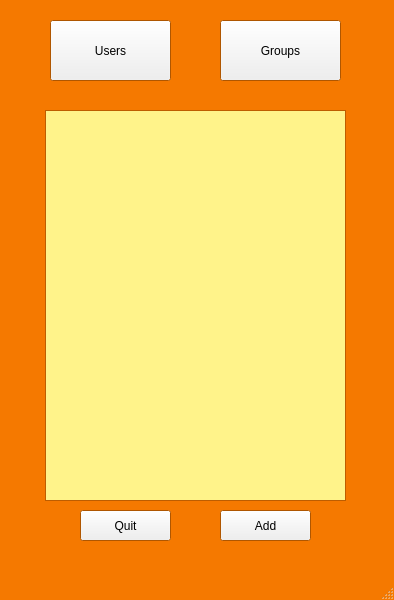
Old version of the form clientGUI/contactswindow.ui in the repository lukasz1303/Gadu-Gadu-SK2.
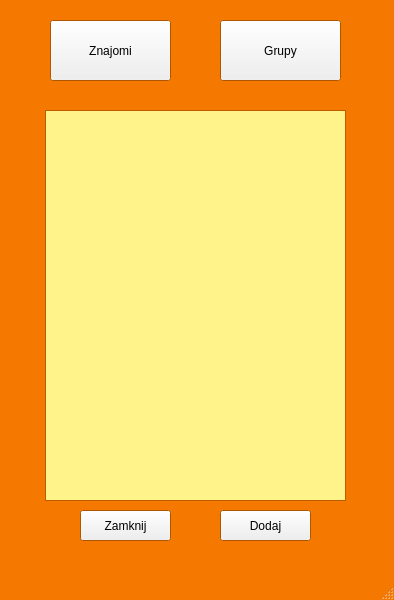
New version of the form.

Patch:
```diff
--- a/clientGUI/contactswindow.ui
+++ b/clientGUI/contactswindow.ui
@@ -226,7 +226,7 @@
      </rect>
     </property>
     <property name="text">
-     <string>Users</string>
+     <string>Znajomi</string>
     </property>
    </widget>
    <widget class="QPushButton" name="pushButton_2">
@@ -239,7 +239,7 @@
      </rect>
     </property>
     <property name="text">
-     <string>Groups</string>
+     <string>Grupy</string>
     </property>
    </widget>
    <widget class="QListWidget" name="listWidget">
@@ -299,7 +299,7 @@
      </rect>
     </property>
     <property name="text">
-     <string>Quit</string>
+     <string>Zamknij</string>
     </property>
    </widget>
    <widget class="QPushButton" name="pushButton_4">
@@ -312,7 +312,7 @@
      </rect>
     </property>
     <property name="text">
-     <string>Add</string>
+     <string>Dodaj</string>
     </property>
    </widget>
   </widget>
```
Left out of the diff: 2 changed lines with no effect on the pictures.
